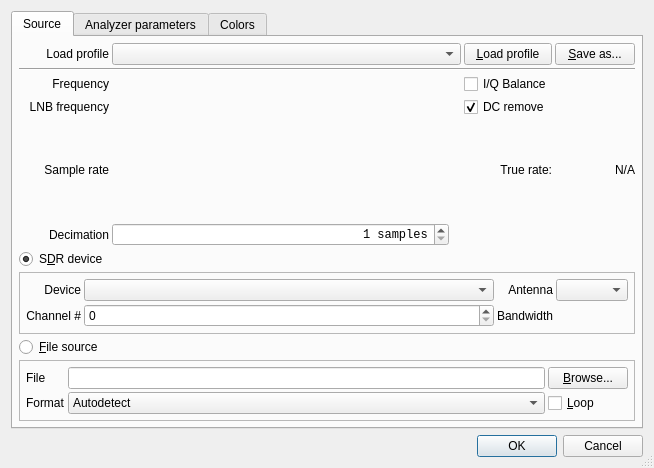
First picture: the form in ui/Config.ui, repository BatchDrake/SigDigger, before the edit.
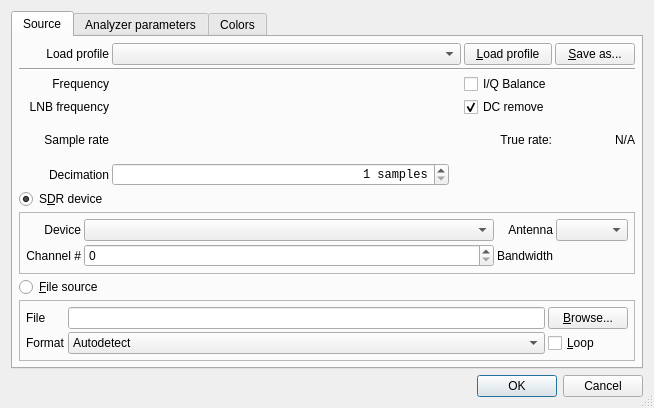
Second picture: the form after the edit. Custom widgets are drawn as their Qt base class.

What changed in the file:
```diff
--- a/ui/Config.ui
+++ b/ui/Config.ui
@@ -7,7 +7,7 @@
     <x>0</x>
     <y>0</y>
     <width>654</width>
-    <height>468</height>
+    <height>408</height>
    </rect>
   </property>
   <property name="sizePolicy">
```
Left out of the diff: 2 changed lines with no effect on the pictures.
